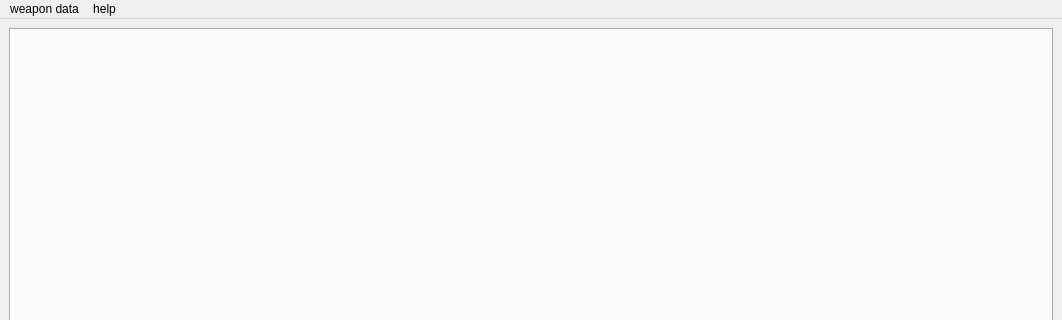
First picture: the form in src/app/main_window.ui, repository hanslhansl/elden-ring-damage-optimizer, before the edit; both pictures show x 0 to 1062 and y 0 to 320 of the 1062 by 834 pixel window.
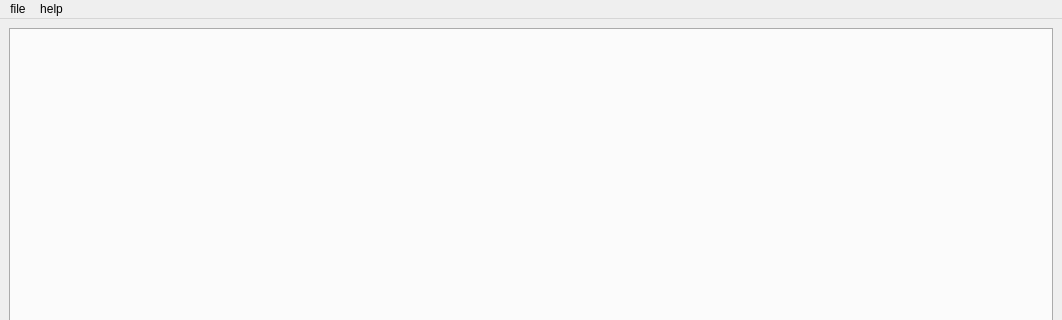
Second picture: the form after the edit.

```diff
--- a/src/app/main_window.ui
+++ b/src/app/main_window.ui
@@ -29,9 +29,9 @@
      <height>33</height>
     </rect>
    </property>
-   <widget class="QMenu" name="menu_weapon_data">
+   <widget class="QMenu" name="menu_file">
     <property name="title">
-     <string>weapon data</string>
+     <string>file</string>
     </property>
    </widget>
    <widget class="QMenu" name="menu_help">
@@ -39,7 +39,7 @@
      <string>help</string>
     </property>
    </widget>
-   <addaction name="menu_weapon_data"/>
+   <addaction name="menu_file"/>
    <addaction name="menu_help"/>
   </widget>
   <widget class="QStatusBar" name="statusbar"/>
```
